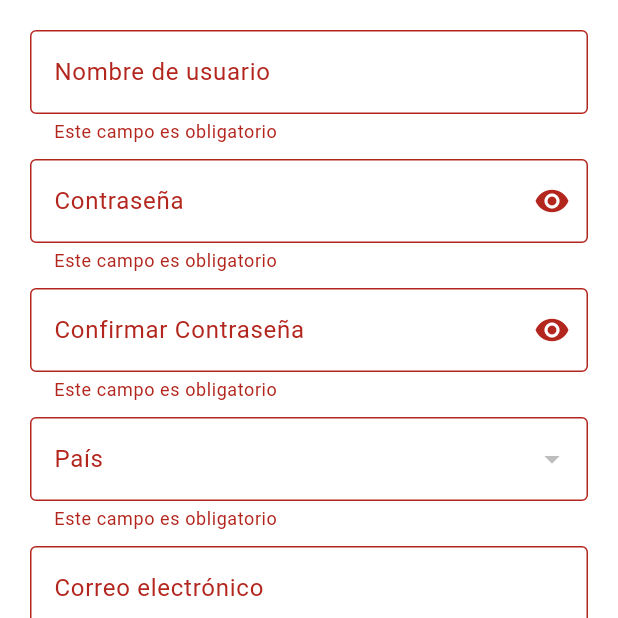
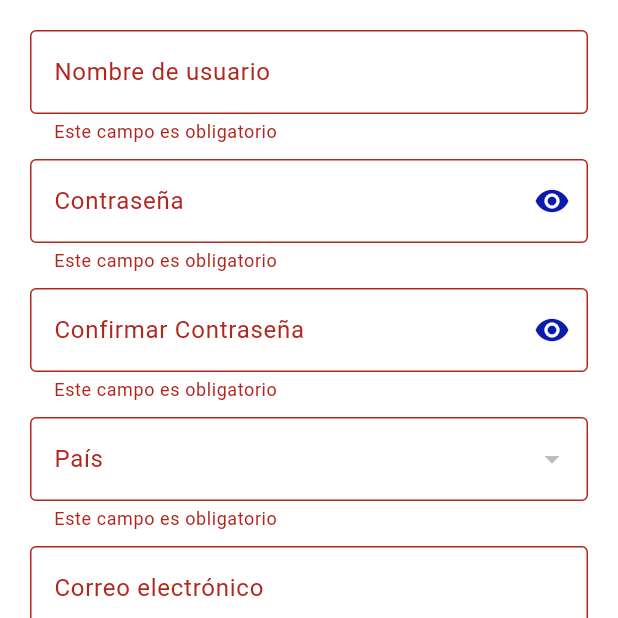
Before and after one commit to jhosmersanchezzz/flutter_fronted_escu, a Flutter app: the screen it shows after launch, after a tap on "Iniciar sesión", after a tap on "¿No tienes una cuenta? Regístrate", after a tap on "Registrarse", on a phone screen of 412 x 824 dp, the top half of it. Run offline on Flutter 3.47's test engine with Material 3 defaults, Android fonts, the phone set to English and light mode, and no system bars; our stand-ins replace flutter_spinkit; network calls fail.

Commit message:
arregle los ojos de visualizacion, y arregle que al cerrar sesion no se pueda regresar

```diff
--- a/escuchamos_app/lib/login_page.dart
+++ b/escuchamos_app/lib/login_page.dart
@@ -1,12 +1,12 @@
-import 'package:escuchamos_app/models/login_response.dart'; // Importa el modelo de respuesta de login
+import 'package:escuchamos_app/models/login_response.dart';
 import 'package:flutter/material.dart';
 import 'package:http/http.dart' as http;
 import 'dart:convert';
 import 'dart:async';
-import 'package:provider/provider.dart'; // Importa Provider para el manejo del estado
-import 'welcome_page.dart'; // Importa WelcomePage si está en otro archivo
-import 'register_page.dart'; // Importa RegisterPage si está en otro archivo
-import 'auth_provider.dart'; // Importa AuthProvider para el manejo de la autenticación
+import 'package:provider/provider.dart';
+import 'welcome_page.dart';
+import 'register_page.dart';
+import 'auth_provider.dart';
 import 'constants.dart';
 
 class LoginPage extends StatefulWidget {
@@ -19,10 +19,10 @@ class LoginPage extends StatefulWidget {
 class _LoginPageState extends State<LoginPage> {
   final TextEditingController _usernameController = TextEditingController();
   final TextEditingController _passwordController = TextEditingController();
-  String _errorMessage = ''; // Mensaje de error para mostrar en caso de falla en el inicio de sesión
-  late Timer _timer; // Temporizador para mostrar el mensaje de error temporalmente
-  bool _isLoggingIn = false; // Bandera para controlar si se está realizando el inicio de sesión
-  bool _obscureText = true; // Controla la visibilidad de la contraseña en el campo de texto
+  String _errorMessage = '';
+  late Timer _timer;
+  bool _isLoggingIn = false;
+  bool _obscureText = true;
 
   @override
   void initState() {
@@ -44,7 +44,6 @@ class _LoginPageState extends State<LoginPage> {
       _isLoggingIn = true;
     });
 
-    // Validar que los campos de nombre de usuario y contraseña no estén vacíos
     if (_usernameController.text.isEmpty || _passwordController.text.isEmpty) {
       setState(() {
         _errorMessage = 'Por favor complete todos los campos';
@@ -60,7 +59,6 @@ class _LoginPageState extends State<LoginPage> {
       return;
     }
 
-    // Realizar la solicitud de inicio de sesión al servidor
     final response = await http.post(
       Uri.parse('${Constants.baseUrl}/login/'),
       headers: <String, String>{
@@ -72,14 +70,12 @@ class _LoginPageState extends State<LoginPage> {
       }),
     );
 
-    // Manejar la respuesta del servidor
     if (response.statusCode == 200) {
       final jsonResponse = json.decode(utf8.decode(response.bodyBytes));
-      final loginResponse = LoginResponse.fromJson(jsonResponse); // Mapear la respuesta del servidor al modelo LoginResponse
-      final authProvider = Provider.of<AuthProvider>(context, listen: false); // Obtener el proveedor de autenticación
-      authProvider.setToken(loginResponse.token); // Establecer el token de autenticación
-      authProvider.setUserId(loginResponse.userId); // Establecer el ID de usuario
-      // Redirigir a la página de bienvenida una vez que se haya completado el inicio de sesión correctamente
+      final loginResponse = LoginResponse.fromJson(jsonResponse);
+      final authProvider = Provider.of<AuthProvider>(context, listen: false);
+      authProvider.setToken(loginResponse.token);
+      authProvider.setUserId(loginResponse.userId);
       Navigator.pushReplacement(
         context,
         MaterialPageRoute(
@@ -87,7 +83,6 @@ class _LoginPageState extends State<LoginPage> {
         ),
       );
     } else if (response.statusCode == 400) {
-      // En caso de error de inicio de sesión, mostrar el mensaje de error proporcionado por el servidor
       final jsonResponse = json.decode(utf8.decode(response.bodyBytes));
       final detail = jsonResponse['detail'];
       setState(() {
@@ -143,7 +138,7 @@ class _LoginPageState extends State<LoginPage> {
                   borderSide: BorderSide(color: Constants.colorBlueapp),
                 ),
                 suffixIcon: IconButton(
-                  icon: Icon(_obscureText ? Icons.visibility : Icons.visibility_off),
+                  icon: Icon(_obscureText ? Icons.visibility : Icons.visibility_off, color: Constants.colorBlueapp) ,
                   onPressed: () {
                     setState(() {
                       _obscureText = !_obscureText;
@@ -160,7 +155,7 @@ class _LoginPageState extends State<LoginPage> {
                 gradient: Constants.gradientBlue,
               ),
               child: ElevatedButton(
-                onPressed: _login,
+                onPressed: _isLoggingIn ? null : _login,
                 style: ElevatedButton.styleFrom(
                   padding: const EdgeInsets.symmetric(vertical: 16.0),
                   shape: RoundedRectangleBorder(
@@ -168,7 +163,11 @@ class _LoginPageState extends State<LoginPage> {
                   ),
                   backgroundColor: Colors.transparent,
                 ),
-                child: const Text(
+                child: _isLoggingIn
+                    ? CircularProgressIndicator(
+                        valueColor: AlwaysStoppedAnimation<Color>(Colors.white),
+                      )
+                    : const Text(
                         'Iniciar sesión',
                         style: TextStyle(
                           color: Colors.white,
--- a/escuchamos_app/lib/register_page.dart
+++ b/escuchamos_app/lib/register_page.dart
@@ -40,6 +40,7 @@ class _RegisterPageState extends State<RegisterPage> {
 
   List<Country> _countries = [];
   Country? _selectedCountry;
+  bool _isRegistering = false; // Bandera para controlar si se está realizando el registro
 
   @override
   void initState() {
@@ -52,7 +53,7 @@ class _RegisterPageState extends State<RegisterPage> {
     final response = await http.get(url);
 
     if (response.statusCode == 200) {
-      final List<dynamic> data = json.decode(utf8.decode(response.bodyBytes))['countries']; // Corrección aquí
+      final List<dynamic> data = json.decode(utf8.decode(response.bodyBytes))['countries'];
       setState(() {
         _countries = data.map((item) => Country.fromJson(item)).toList();
       });
@@ -68,6 +69,13 @@ class _RegisterPageState extends State<RegisterPage> {
   }
 
   Future<void> _registerUser(BuildContext context) async {
+    if (_isRegistering) {
+      return;
+    }
+    setState(() {
+      _isRegistering = true;
+    });
+
     setState(() {
       _usernameError = _validateField(usernameController.text);
       _passwordError = _validateField(passwordController.text);
@@ -89,6 +97,9 @@ class _RegisterPageState extends State<RegisterPage> {
         _addressError != null ||
         _phoneNumberError != null ||
         _countryError != null) {
+      setState(() {
+        _isRegistering = false;
+      });
       return;
     }
 
@@ -110,6 +121,9 @@ class _RegisterPageState extends State<RegisterPage> {
           );
         },
       );
+      setState(() {
+        _isRegistering = false;
+      });
       return;
     }
 
@@ -127,7 +141,7 @@ class _RegisterPageState extends State<RegisterPage> {
         'last_name': lastNameController.text,
         'address': addressController.text,
         'phone_number': phoneNumberController.text,
-        'country_id': _selectedCountry?.id, // Agregar el id del país seleccionado
+        'country_id': _selectedCountry?.id,
       }),
     );
 
@@ -148,9 +162,9 @@ class _RegisterPageState extends State<RegisterPage> {
                   Navigator.push(
                     context,
                     PageRouteBuilder(
-                      pageBuilder: (context, animation, secondaryAnimation) => const LoginPage(), // Navega a la página de inicio de sesión
+                      pageBuilder: (context, animation, secondaryAnimation) => const LoginPage(),
                       transitionsBuilder: (context, animation, secondaryAnimation, child) {
-                        var begin = const Offset(-1.0, 0.0); // Cambio: Se cambia el inicio de la transición a la izquierda (-1.0)
+                        var begin = const Offset(-1.0, 0.0);
                         var end = Offset.zero;
                         var curve = Curves.easeInOut;
                         var tween = Tween(begin: begin, end: end).chain(CurveTween(curve: curve));
@@ -190,6 +204,10 @@ class _RegisterPageState extends State<RegisterPage> {
         },
       );
     }
+
+    setState(() {
+      _isRegistering = false;
+    });
   }
 
   String? _validateField(String value) {
@@ -256,7 +274,7 @@ class _RegisterPageState extends State<RegisterPage> {
                     borderSide: BorderSide(color: Constants.colorBlueapp), // Cambio: Agregado el color azul al borde enfocado
                   ),
                   suffixIcon: IconButton(
-                    icon: Icon(_obscureText ? Icons.visibility : Icons.visibility_off),
+                    icon: Icon(_obscureText ? Icons.visibility : Icons.visibility_off, color: Constants.colorBlueapp),
                     onPressed: () {
                       setState(() {
                         _obscureText = !_obscureText;
@@ -277,7 +295,7 @@ class _RegisterPageState extends State<RegisterPage> {
                     borderSide: BorderSide(color: Constants.colorBlueapp),
                   ),
                   suffixIcon: IconButton(
-                    icon: Icon(_obscureConfirmText ? Icons.visibility : Icons.visibility_off),
+                    icon: Icon(_obscureConfirmText ? Icons.visibility : Icons.visibility_off, color: Constants.colorBlueapp),
                     onPressed: () {
                       setState(() {
                         _obscureConfirmText = !_obscureConfirmText;
@@ -311,7 +329,7 @@ class _RegisterPageState extends State<RegisterPage> {
                     value: country,
                     child: Text(
                       '${country.name}',
-                      style: const TextStyle(fontSize: 14.0), // Tamaño de letra más pequeño
+                      style: const TextStyle(fontSize: 16.0), // Tamaño de letra más pequeño
                     ),
                   );
                 }).toList(),
@@ -398,7 +416,11 @@ class _RegisterPageState extends State<RegisterPage> {
                   ),
                   child: Container(
                     padding: const EdgeInsets.symmetric(vertical: 8.0),
-                    child: const Center(
+                    child: _isRegistering
+                        ? CircularProgressIndicator(
+                            valueColor: AlwaysStoppedAnimation<Color>(Colors.white),
+                          )
+                        : const Center(
                             child: Text(
                               'Registrarse',
                               style: TextStyle(
@@ -416,9 +438,9 @@ class _RegisterPageState extends State<RegisterPage> {
                   Navigator.pushReplacement(
                     context,
                     PageRouteBuilder(
-                      pageBuilder: (context, animation, secondaryAnimation) => const LoginPage(), // Cambio: Se cambia la clase a la que redirige
+                      pageBuilder: (context, animation, secondaryAnimation) => const LoginPage(),
                       transitionsBuilder: (context, animation, secondaryAnimation, child) {
-                        var begin = const Offset(-1.0, 0.0); // Cambio: Se cambia el inicio de la transición a la izquierda (-1.0)
+                        var begin = const Offset(-1.0, 0.0);
                         var end = Offset.zero;
                         var curve = Curves.easeInOut;
                         var tween = Tween(begin: begin, end: end).chain(CurveTween(curve: curve));
```
Also changed, not shown: escuchamos_app/lib/pages/ProfilePage.dart (+10 -6 lines), escuchamos_app/lib/pages/profile_views/update_data_view.dart (+6 -1 lines). Lines whose indentation alone changed are shown as unchanged.
